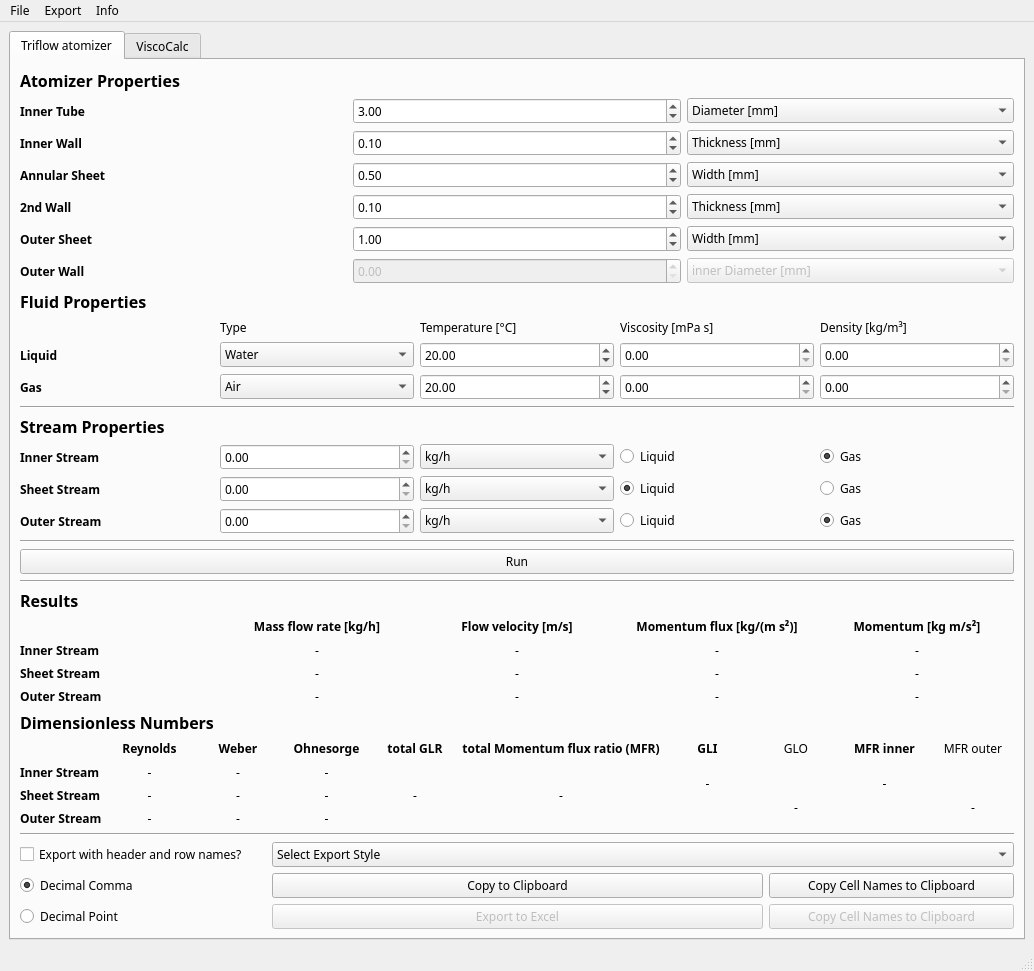
The window that GUI/mainWindow.ui (realize-1337/Atomizer-Toolbox) describes before a commit, drawn with Qt 5.
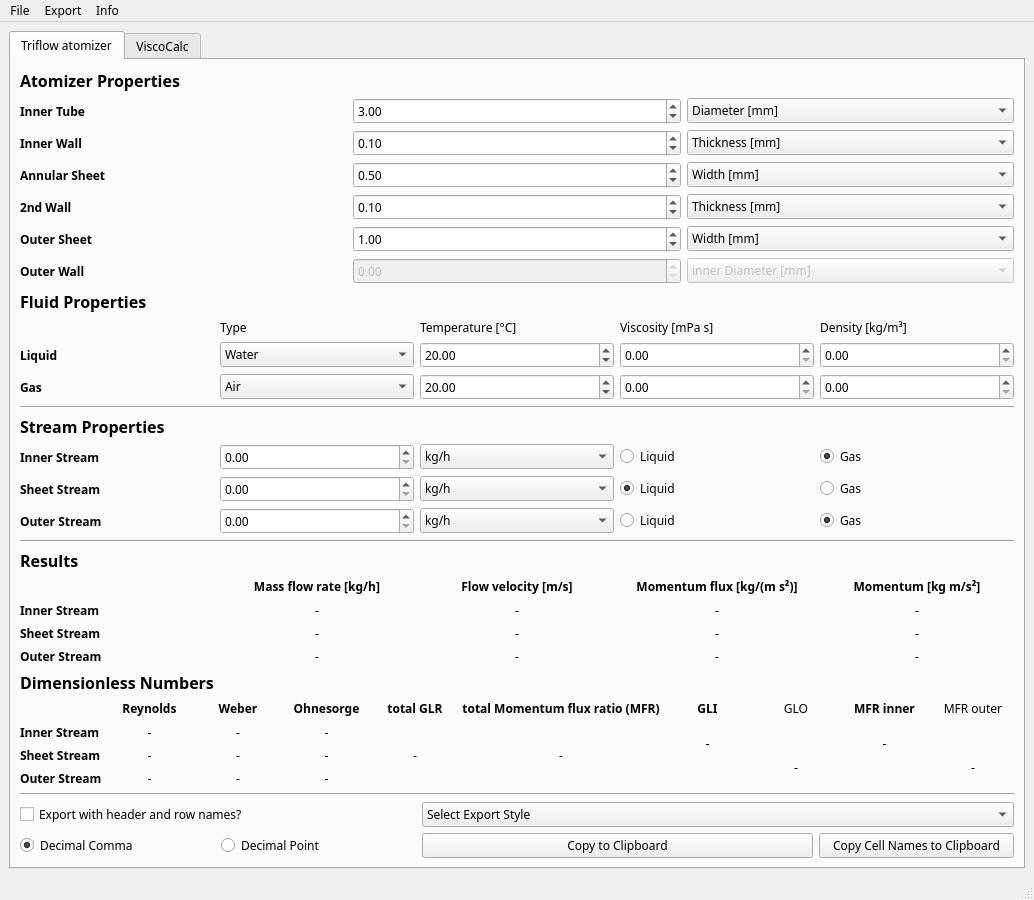
The same window after the commit.

Patch:
```diff
--- a/GUI/mainWindow.ui
+++ b/GUI/mainWindow.ui
@@ -7,7 +7,7 @@
     <x>0</x>
     <y>0</y>
     <width>1034</width>
-    <height>886</height>
+    <height>885</height>
    </rect>
   </property>
   <property name="font">
@@ -36,247 +36,6 @@
         <string>Triflow atomizer</string>
        </attribute>
        <layout class="QGridLayout" name="gridLayout_2">
-        <item row="9" column="0">
-         <layout class="QGridLayout" name="gridLayout_4">
-          <item row="0" column="0" colspan="2">
-           <widget class="QLabel" name="label_12">
-            <property name="font">
-             <font>
-              <pointsize>12</pointsize>
-              <weight>75</weight>
-              <bold>true</bold>
-             </font>
-            </property>
-            <property name="text">
-             <string>Results</string>
-            </property>
-           </widget>
-          </item>
-          <item row="1" column="3">
-           <widget class="QLabel" name="label_8">
-            <property name="font">
-             <font>
-              <weight>75</weight>
-              <bold>true</bold>
-             </font>
-            </property>
-            <property name="text">
-             <string>Momentum flux [kg/(m s²)]</string>
-            </property>
-            <property name="alignment">
-             <set>Qt::AlignCenter</set>
-            </property>
-           </widget>
-          </item>
-          <item row="1" column="1">
-           <widget class="QLabel" name="label_5">
-            <property name="font">
-             <font>
-              <weight>75</weight>
-              <bold>true</bold>
-             </font>
-            </property>
-            <property name="text">
-             <string>Mass flow rate [kg/h]</string>
-            </property>
-            <property name="alignment">
-             <set>Qt::AlignCenter</set>
-            </property>
-           </widget>
-          </item>
-          <item row="3" column="0">
-           <widget class="QLabel" name="label_7">
-            <property name="font">
-             <font>
-              <weight>75</weight>
-              <bold>true</bold>
-             </font>
-            </property>
-            <property name="text">
-             <string>Sheet Stream</string>
-            </property>
-           </widget>
-          </item>
-          <item row="2" column="0">
-           <widget class="QLabel" name="label_4">
-            <property name="font">
-             <font>
-              <weight>75</weight>
-              <bold>true</bold>
-             </font>
-            </property>
-            <property name="text">
-             <string>Inner Stream</string>
-            </property>
-           </widget>
-          </item>
-          <item row="2" column="1">
-           <widget class="QLabel" name="innerMFR">
-            <property name="text">
-             <string>-</string>
-            </property>
-            <property name="alignment">
-             <set>Qt::AlignCenter</set>
-            </property>
-           </widget>
-          </item>
-          <item row="4" column="0">
-           <widget class="QLabel" name="label_9">
-            <property name="font">
-             <font>
-              <weight>75</weight>
-              <bold>true</bold>
-             </font>
-            </property>
-            <property name="text">
-             <string>Outer Stream</string>
-            </property>
-           </widget>
-          </item>
-          <item row="4" column="1">
-           <widget class="QLabel" name="outerMFR">
-            <property name="text">
-             <string>-</string>
-            </property>
-            <property name="alignment">
-             <set>Qt::AlignCenter</set>
-            </property>
-           </widget>
-          </item>
-          <item row="1" column="2">
-           <widget class="QLabel" name="label_6">
-            <property name="font">
-             <font>
-              <weight>75</weight>
-              <bold>true</bold>
-             </font>
-            </property>
-            <property name="text">
-             <string>Flow velocity [m/s]</string>
-            </property>
-            <property name="alignment">
-             <set>Qt::AlignCenter</set>
-            </property>
-           </widget>
-          </item>
-          <item row="3" column="1">
-           <widget class="QLabel" name="sheetMFR">
-            <property name="text">
-             <string>-</string>
-            </property>
-            <property name="alignment">
-             <set>Qt::AlignCenter</set>
-            </property>
-           </widget>
-          </item>
-          <item row="3" column="2">
-           <widget class="QLabel" name="sheetVel">
-            <property name="text">
-             <string>-</string>
-            </property>
-            <property name="alignment">
-             <set>Qt::AlignCenter</set>
-            </property>
-           </widget>
-          </item>
-          <item row="3" column="3">
-           <widget class="QLabel" name="sheetMom_flux">
-            <property name="text">
-             <string>-</string>
-            </property>
-            <property name="alignment">
-             <set>Qt::AlignCenter</set>
-            </property>
-           </widget>
-          </item>
-          <item row="2" column="3">
-           <widget class="QLabel" name="innerMom_flux">
-            <property name="text">
-             <string>-</string>
-            </property>
-            <property name="alignment">
-             <set>Qt::AlignCenter</set>
-            </property>
-           </widget>
-          </item>
-          <item row="4" column="2">
-           <widget class="QLabel" name="outerVel">
-            <property name="text">
-             <string>-</string>
-            </property>
-            <property name="alignment">
-             <set>Qt::AlignCenter</set>
-            </property>
-           </widget>
-          </item>
-          <item row="2" column="2">
-           <widget class="QLabel" name="innerVel">
-            <property name="text">
-             <string>-</string>
-            </property>
-            <property name="alignment">
-             <set>Qt::AlignCenter</set>
-            </property>
-           </widget>
-          </item>
-          <item row="4" column="3">
-           <widget class="QLabel" name="outerMom_flux">
-            <property name="text">
-             <string>-</string>
-            </property>
-            <property name="alignment">
-             <set>Qt::AlignCenter</set>
-            </property>
-           </widget>
-          </item>
-          <item row="1" column="4">
-           <widget class="QLabel" name="label_26">
-            <property name="font">
-             <font>
-              <weight>75</weight>
-              <bold>true</bold>
-             </font>
-            </property>
-            <property name="text">
-             <string>Momentum [kg m/s²]</string>
-            </property>
-            <property name="alignment">
-             <set>Qt::AlignCenter</set>
-            </property>
-           </widget>
-          </item>
-          <item row="2" column="4">
-           <widget class="QLabel" name="innerMom">
-            <property name="text">
-             <string>-</string>
-            </property>
-            <property name="alignment">
-             <set>Qt::AlignCenter</set>
-            </property>
-           </widget>
-          </item>
-          <item row="3" column="4">
-           <widget class="QLabel" name="sheetMom">
-            <property name="text">
-             <string>-</string>
-            </property>
-            <property name="alignment">
-             <set>Qt::AlignCenter</set>
-            </property>
-           </widget>
-          </item>
-          <item row="4" column="4">
-           <widget class="QLabel" name="outerMom">
-            <property name="text">
-             <string>-</string>
-            </property>
-            <property name="alignment">
-             <set>Qt::AlignCenter</set>
-            </property>
-           </widget>
-          </item>
-         </layout>
-        </item>
         <item row="2" column="0">
          <layout class="QGridLayout" name="gridLayout_5">
           <item row="1" column="2">
@@ -413,6 +172,247 @@
           </item>
          </layout>
         </item>
+        <item row="7" column="0">
+         <layout class="QGridLayout" name="gridLayout_4">
+          <item row="0" column="0" colspan="2">
+           <widget class="QLabel" name="label_12">
+            <property name="font">
+             <font>
+              <pointsize>12</pointsize>
+              <weight>75</weight>
+              <bold>true</bold>
+             </font>
+            </property>
+            <property name="text">
+             <string>Results</string>
+            </property>
+           </widget>
+          </item>
+          <item row="1" column="3">
+           <widget class="QLabel" name="label_8">
+            <property name="font">
+             <font>
+              <weight>75</weight>
+              <bold>true</bold>
+             </font>
+            </property>
+            <property name="text">
+             <string>Momentum flux [kg/(m s²)]</string>
+            </property>
+            <property name="alignment">
+             <set>Qt::AlignCenter</set>
+            </property>
+           </widget>
+          </item>
+          <item row="1" column="1">
+           <widget class="QLabel" name="label_5">
+            <property name="font">
+             <font>
+              <weight>75</weight>
+              <bold>true</bold>
+             </font>
+            </property>
+            <property name="text">
+             <string>Mass flow rate [kg/h]</string>
+            </property>
+            <property name="alignment">
+             <set>Qt::AlignCenter</set>
+            </property>
+           </widget>
+          </item>
+          <item row="3" column="0">
+           <widget class="QLabel" name="label_7">
+            <property name="font">
+             <font>
+              <weight>75</weight>
+              <bold>true</bold>
+             </font>
+            </property>
+            <property name="text">
+             <string>Sheet Stream</string>
+            </property>
+           </widget>
+          </item>
+          <item row="2" column="0">
+           <widget class="QLabel" name="label_4">
+            <property name="font">
+             <font>
+              <weight>75</weight>
+              <bold>true</bold>
+             </font>
+            </property>
+            <property name="text">
+             <string>Inner Stream</string>
+            </property>
+           </widget>
+          </item>
+          <item row="2" column="1">
+           <widget class="QLabel" name="innerMFR">
+            <property name="text">
+             <string>-</string>
+            </property>
+            <property name="alignment">
+             <set>Qt::AlignCenter</set>
+            </property>
+           </widget>
+          </item>
+          <item row="4" column="0">
+           <widget class="QLabel" name="label_9">
+            <property name="font">
+             <font>
+              <weight>75</weight>
+              <bold>true</bold>
+             </font>
+            </property>
+            <property name="text">
+             <string>Outer Stream</string>
+            </property>
+           </widget>
+          </item>
+          <item row="4" column="1">
+           <widget class="QLabel" name="outerMFR">
+            <property name="text">
+             <string>-</string>
+            </property>
+            <property name="alignment">
+             <set>Qt::AlignCenter</set>
+            </property>
+           </widget>
+          </item>
+          <item row="1" column="2">
+           <widget class="QLabel" name="label_6">
+            <property name="font">
+             <font>
+              <weight>75</weight>
+              <bold>true</bold>
+             </font>
+            </property>
+            <property name="text">
+             <string>Flow velocity [m/s]</string>
+            </property>
+            <property name="alignment">
+             <set>Qt::AlignCenter</set>
+            </property>
+           </widget>
+          </item>
+          <item row="3" column="1">
+           <widget class="QLabel" name="sheetMFR">
+            <property name="text">
+             <string>-</string>
+            </property>
+            <property name="alignment">
+             <set>Qt::AlignCenter</set>
+            </property>
+           </widget>
+          </item>
+          <item row="3" column="2">
+           <widget class="QLabel" name="sheetVel">
+            <property name="text">
+             <string>-</string>
+            </property>
+            <property name="alignment">
+             <set>Qt::AlignCenter</set>
+            </property>
+           </widget>
+          </item>
+          <item row="3" column="3">
+           <widget class="QLabel" name="sheetMom_flux">
+            <property name="text">
+             <string>-</string>
+            </property>
+            <property name="alignment">
+             <set>Qt::AlignCenter</set>
+            </property>
+           </widget>
+          </item>
+          <item row="2" column="3">
+           <widget class="QLabel" name="innerMom_flux">
+            <property name="text">
+             <string>-</string>
+            </property>
+            <property name="alignment">
+             <set>Qt::AlignCenter</set>
+            </property>
+           </widget>
+          </item>
+          <item row="4" column="2">
+           <widget class="QLabel" name="outerVel">
+            <property name="text">
+             <string>-</string>
+            </property>
+            <property name="alignment">
+             <set>Qt::AlignCenter</set>
+            </property>
+           </widget>
+          </item>
+          <item row="2" column="2">
+           <widget class="QLabel" name="innerVel">
+            <property name="text">
+             <string>-</string>
+            </property>
+            <property name="alignment">
+             <set>Qt::AlignCenter</set>
+            </property>
+           </widget>
+          </item>
+          <item row="4" column="3">
+           <widget class="QLabel" name="outerMom_flux">
+            <property name="text">
+             <string>-</string>
+            </property>
+            <property name="alignment">
+             <set>Qt::AlignCenter</set>
+            </property>
+           </widget>
+          </item>
+          <item row="1" column="4">
+           <widget class="QLabel" name="label_26">
+            <property name="font">
+             <font>
+              <weight>75</weight>
+              <bold>true</bold>
+             </font>
+            </property>
+            <property name="text">
+             <string>Momentum [kg m/s²]</string>
+            </property>
+            <property name="alignment">
+             <set>Qt::AlignCenter</set>
+            </property>
+           </widget>
+          </item>
+          <item row="2" column="4">
+           <widget class="QLabel" name="innerMom">
+            <property name="text">
+             <string>-</string>
+            </property>
+            <property name="alignment">
+             <set>Qt::AlignCenter</set>
+            </property>
+           </widget>
+          </item>
+          <item row="3" column="4">
+           <widget class="QLabel" name="sheetMom">
+            <property name="text">
+             <string>-</string>
+            </property>
+            <property name="alignment">
+             <set>Qt::AlignCenter</set>
+            </property>
+           </widget>
+          </item>
+          <item row="4" column="4">
+           <widget class="QLabel" name="outerMom">
+            <property name="text">
+             <string>-</string>
+            </property>
+            <property name="alignment">
+             <set>Qt::AlignCenter</set>
+            </property>
+           </widget>
+          </item>
+         </layout>
+        </item>
         <item row="1" column="0">
          <layout class="QGridLayout" name="gridLayout_6">
           <item row="0" column="0" colspan="3">
@@ -866,69 +866,16 @@
           </item>
          </layout>
         </item>
-        <item row="12" column="0">
+        <item row="10" column="0">
          <layout class="QGridLayout" name="gridLayout_9">
-          <item row="2" column="2" colspan="2">
-           <widget class="QPushButton" name="cpToExcel">
-            <property name="enabled">
-             <bool>false</bool>
-            </property>
-            <property name="text">
-             <string>Export to Excel</string>
-            </property>
-           </widget>
-          </item>
-          <item row="0" column="1">
-           <widget class="QCheckBox" name="headerCheck">
-            <property name="text">
-             <string>Export with header and row names?</string>
-            </property>
-            <property name="checked">
-             <bool>false</bool>
-            </property>
-           </widget>
-          </item>
-          <item row="2" column="1">
-           <widget class="QRadioButton" name="radioPoint">
-            <property name="text">
-             <string>Decimal Point</string>
-            </property>
-            <property name="checked">
-             <bool>false</bool>
-            </property>
-            <attribute name="buttonGroup">
-             <string notr="true">buttonGroup_4</string>
-            </attribute>
-           </widget>
-          </item>
-          <item row="1" column="1">
-           <widget class="QRadioButton" name="radioComma">
-            <property name="text">
-             <string>Decimal Comma</string>
-            </property>
-            <property name="checked">
-             <bool>true</bool>
-            </property>
-            <attribute name="buttonGroup">
-             <string notr="true">buttonGroup_4</string>
-            </attribute>
-           </widget>
-          </item>
-          <item row="1" column="4">
-           <widget class="QPushButton" name="cellToClip">
-            <property name="text">
-             <string>Copy Cell Names to Clipboard</string>
-            </property>
-           </widget>
-          </item>
-          <item row="1" column="2" colspan="2">
+          <item row="1" column="3" colspan="2">
            <widget class="QPushButton" name="cpToclip">
             <property name="text">
              <string>Copy to Clipboard</string>
             </property>
            </widget>
           </item>
-          <item row="0" column="2" colspan="3">
+          <item row="0" column="3" colspan="3">
            <widget class="QComboBox" name="exportStyleBox">
             <item>
              <property name="text">
@@ -937,26 +884,52 @@
             </item>
            </widget>
           </item>
-          <item row="2" column="4">
-           <widget class="QPushButton" name="cellToExcel">
-            <property name="enabled">
-             <bool>false</bool>
-            </property>
+          <item row="1" column="5">
+           <widget class="QPushButton" name="cellToClip">
             <property name="text">
              <string>Copy Cell Names to Clipboard</string>
             </property>
            </widget>
           </item>
+          <item row="1" column="1">
+           <widget class="QRadioButton" name="radioComma">
+            <property name="text">
+             <string>Decimal Comma</string>
+            </property>
+            <property name="checked">
+             <bool>true</bool>
+            </property>
+            <attribute name="buttonGroup">
+             <string notr="true">buttonGroup_4</string>
+            </attribute>
+           </widget>
+          </item>
+          <item row="1" column="2">
+           <widget class="QRadioButton" name="radioPoint">
+            <property name="text">
+             <string>Decimal Point</string>
+            </property>
+            <property name="checked">
+             <bool>false</bool>
+            </property>
+            <attribute name="buttonGroup">
+             <string notr="true">buttonGroup_4</string>
+            </attribute>
+           </widget>
+          </item>
+          <item row="0" column="1" colspan="2">
+           <widget class="QCheckBox" name="headerCheck">
+            <property name="text">
+             <string>Export with header and row names?</string>
+            </property>
+            <property name="checked">
+             <bool>false</bool>
+            </property>
+           </widget>
+          </item>
          </layout>
         </item>
-        <item row="7" column="0">
-         <widget class="Line" name="line">
-          <property name="orientation">
-           <enum>Qt::Horizontal</enum>
-          </property>
-         </widget>
-        </item>
-        <item row="10" column="0">
+        <item row="8" column="0">
          <layout class="QGridLayout" name="gridLayout_7">
           <item row="1" column="4">
            <widget class="QLabel" name="label_49">
@@ -1302,14 +1275,7 @@
           </property>
          </widget>
         </item>
-        <item row="6" column="0">
-         <widget class="QPushButton" name="pushButton">
-          <property name="text">
-           <string>Run</string>
-          </property>
-         </widget>
-        </item>
-        <item row="11" column="0">
+        <item row="9" column="0">
          <widget class="Line" name="line_4">
           <property name="orientation">
            <enum>Qt::Horizontal</enum>
```
Left out of the diff: 4 changed lines with no effect on the pictures.
